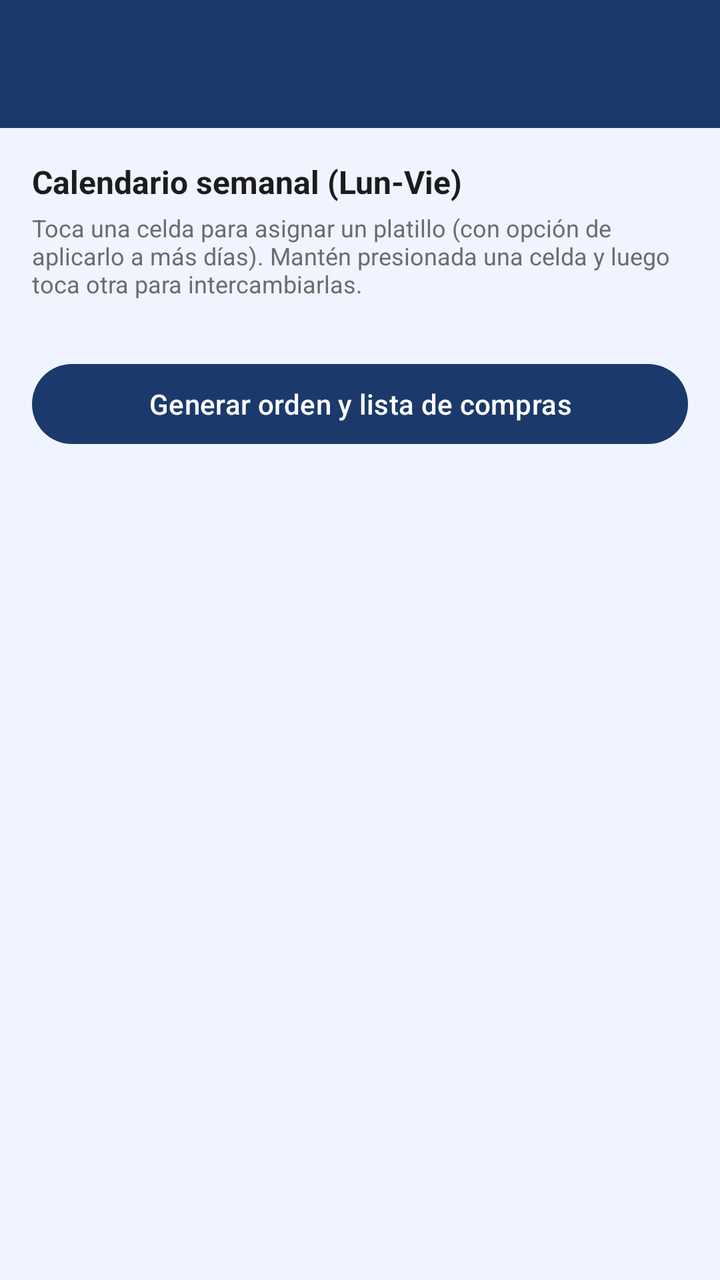
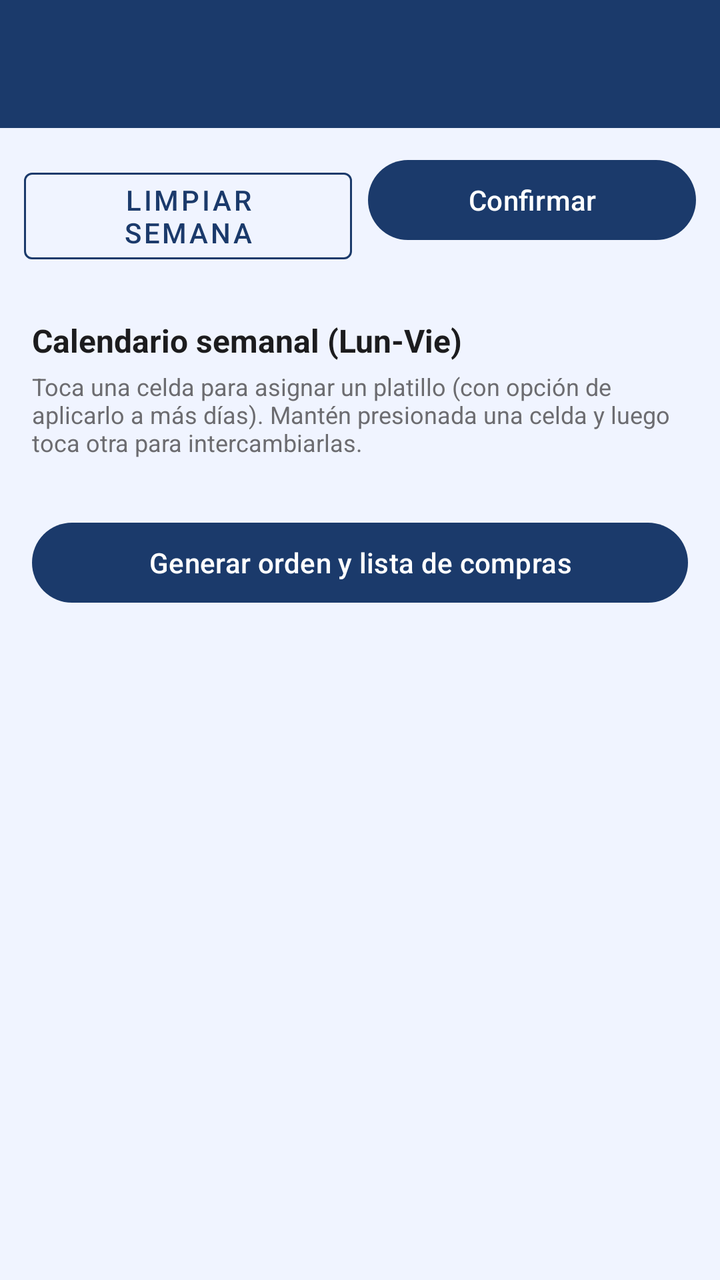

Screens rendered from an Android XML layout before and after an edit, with the pre-edit source and the edit as a unified diff.
<!-- AndroidManifest.xml: application theme Theme.GymApp -->
<!-- res/layout/fragment_meal_prep.xml -->
<?xml version="1.0" encoding="utf-8"?>
<LinearLayout xmlns:android="http://schemas.android.com/apk/res/android"
    xmlns:app="http://schemas.android.com/apk/res-auto"
    android:layout_width="match_parent"
    android:layout_height="match_parent"
    android:orientation="vertical"
    android:background="@color/background">

    <com.google.android.material.appbar.MaterialToolbar
        android:id="@+id/toolbar_meal_prep"
        android:layout_width="match_parent"
        android:layout_height="?attr/actionBarSize"
        android:background="@color/colorPrimary"
        android:title="Meal Prep Domingo"
        app:titleTextColor="@color/white"
        android:theme="@style/ThemeOverlay.MaterialComponents.Dark.ActionBar" />

    <ScrollView
        android:layout_width="match_parent"
        android:layout_height="0dp"
        android:layout_weight="1">

        <LinearLayout
            android:layout_width="match_parent"
            android:layout_height="wrap_content"
            android:orientation="vertical"
            android:padding="16dp">

            <TextView
                android:layout_width="match_parent"
                android:layout_height="wrap_content"
                android:text="Calendario semanal (Lun-Vie)"
                android:textSize="16sp"
                android:textStyle="bold"
                android:textColor="#1C1C1E"
                android:layout_marginBottom="4dp" />

            <TextView
                android:layout_width="match_parent"
                android:layout_height="wrap_content"
                android:text="Toca una celda para asignar un platillo (con opción de aplicarlo a más días). Mantén presionada una celda y luego toca otra para intercambiarlas."
                android:textSize="12sp"
                android:textColor="#6C6C70"
                android:layout_marginBottom="12dp" />

            <LinearLayout
                android:id="@+id/layout_meal_plan_grid"
                android:layout_width="match_parent"
                android:layout_height="wrap_content"
                android:orientation="vertical" />

            <com.google.android.material.button.MaterialButton
                android:id="@+id/btn_generate_shopping_list"
                android:layout_width="match_parent"
                android:layout_height="wrap_content"
                android:text="Generar orden y lista de compras"
                app:backgroundTint="@color/colorPrimary"
                android:textColor="@color/white"
                android:layout_marginTop="16dp" />

            <com.google.android.material.card.MaterialCardView
                android:id="@+id/card_prep_order"
                android:layout_width="match_parent"
                android:layout_height="wrap_content"
                app:cardCornerRadius="16dp"
                app:cardElevation="0dp"
                android:layout_marginTop="16dp"
                android:visibility="gone">

                <LinearLayout
                    android:layout_width="match_parent"
                    android:layout_height="wrap_content"
                    android:orientation="vertical"
                    android:padding="16dp">

                    <TextView
                        android:layout_width="match_parent"
                        android:layout_height="wrap_content"
                        android:text="Orden de preparación (Domingo)"
                        android:textSize="15sp"
                        android:textStyle="bold"
                        android:textColor="#1C1C1E"
                        android:layout_marginBottom="8dp" />

                    <LinearLayout
                        android:id="@+id/layout_prep_order"
                        android:layout_width="match_parent"
                        android:layout_height="wrap_content"
                        android:orientation="vertical" />
                </LinearLayout>
            </com.google.android.material.card.MaterialCardView>

            <com.google.android.material.card.MaterialCardView
                android:id="@+id/card_shopping_list"
                android:layout_width="match_parent"
                android:layout_height="wrap_content"
                app:cardCornerRadius="16dp"
                app:cardElevation="0dp"
                android:layout_marginTop="16dp"
                android:layout_marginBottom="24dp"
                android:visibility="gone">

                <LinearLayout
                    android:layout_width="match_parent"
                    android:layout_height="wrap_content"
                    android:orientation="vertical"
                    android:padding="16dp">

                    <TextView
                        android:layout_width="match_parent"
                        android:layout_height="wrap_content"
                        android:text="Lista de compras de la semana"
                        android:textSize="15sp"
                        android:textStyle="bold"
                        android:textColor="#1C1C1E"
                        android:layout_marginBottom="8dp" />

                    <androidx.recyclerview.widget.RecyclerView
                        android:id="@+id/rv_shopping_list"
                        android:layout_width="match_parent"
                        android:layout_height="wrap_content"
                        android:nestedScrollingEnabled="false" />
                </LinearLayout>
            </com.google.android.material.card.MaterialCardView>

        </LinearLayout>
    </ScrollView>
</LinearLayout>
<!-- resources referenced by this layout -->
<resources>
  <color name="background">#F0F4FF</color>
  <color name="colorPrimary">#1B3A6B</color>
  <color name="white">#FFFFFF</color>
  <style name="Theme.GymApp" parent="Theme.Material3.Light.NoActionBar">
          <item name="colorPrimary">@color/colorPrimary</item>
          <item name="colorPrimaryVariant">@color/colorPrimaryVariant</item>
          <item name="colorOnPrimary">@color/colorOnPrimary</item>
          <item name="colorSecondary">@color/colorSecondary</item>
          <item name="colorOnSecondary">@color/colorOnSecondary</item>
          <item name="colorError">@color/colorError</item>
          <item name="colorOnError">@color/colorOnError</item>
          <item name="colorSurface">@color/colorSurface</item>
          <item name="colorOnSurface">@color/colorOnSurface</item>
          <item name="android:colorBackground">@color/colorBackground</item>
          <item name="colorOnBackground">@color/colorOnBackground</item>
          <item name="android:statusBarColor" tools:targetApi="l">@color/colorPrimaryDark</item>
      </style>
  <color name="colorPrimaryVariant">#0F2549</color>
  <color name="colorOnPrimary">#FFFFFF</color>
  <color name="colorSecondary">#38BDF8</color>
  <color name="colorOnSecondary">#0F2549</color>
  <color name="colorError">#EF4444</color>
  <color name="colorOnError">#FFFFFF</color>
  <color name="colorSurface">#FFFFFF</color>
  <color name="colorOnSurface">#1A1A2E</color>
  <color name="colorBackground">#F0F4FF</color>
  <color name="colorOnBackground">#1A1A2E</color>
  <color name="colorPrimaryDark">#0F2549</color>
</resources>

<!-- the commit's change to res/layout/fragment_meal_prep.xml (unified diff, before → after) -->
@@ -14,6 +14,33 @@
         android:title="Meal Prep Domingo"
         app:titleTextColor="@color/white"
         android:theme="@style/ThemeOverlay.MaterialComponents.Dark.ActionBar" />
+
+    <LinearLayout
+        android:layout_width="match_parent"
+        android:layout_height="wrap_content"
+        android:orientation="horizontal"
+        android:padding="12dp">
+
+        <com.google.android.material.button.MaterialButton
+            android:id="@+id/btn_clear_week"
+            style="@style/Widget.MaterialComponents.Button.OutlinedButton"
+            android:layout_width="0dp"
+            android:layout_height="wrap_content"
+            android:layout_weight="1"
+            android:layout_marginEnd="8dp"
+            android:text="Limpiar semana"
+            app:strokeColor="@color/colorPrimary"
+            android:textColor="@color/colorPrimary" />
+
+        <com.google.android.material.button.MaterialButton
+            android:id="@+id/btn_confirm_week"
+            android:layout_width="0dp"
+            android:layout_height="wrap_content"
+            android:layout_weight="1"
+            android:text="Confirmar"
+            app:backgroundTint="@color/colorPrimary"
+            android:textColor="@color/white" />
+    </LinearLayout>
 
     <ScrollView
         android:layout_width="match_parent"
